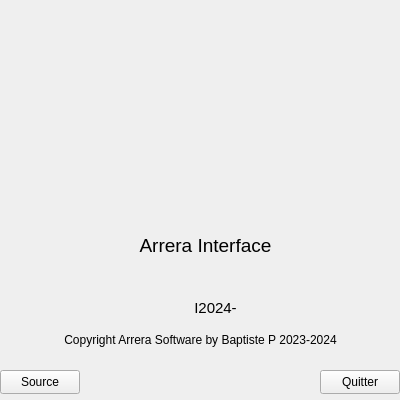
Before: the Qt Designer form carreraapropos.ui in Arrera-Software/Arrera-Interface, drawn with Qt 5.
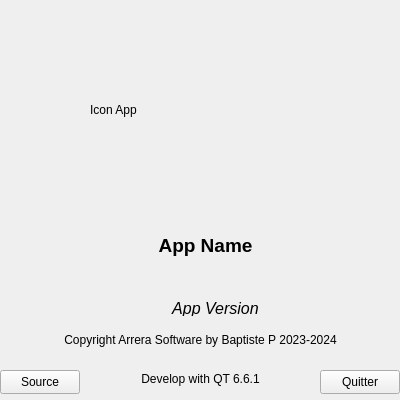
After: the same form once the commit is applied. Icons and pictures are not drawn.

Commit message: Mise a jour a propos

Patch:
```diff
--- a/carreraapropos.ui
+++ b/carreraapropos.ui
@@ -10,18 +10,6 @@
     <height>400</height>
    </rect>
   </property>
-  <property name="minimumSize">
-   <size>
-    <width>400</width>
-    <height>400</height>
-   </size>
-  </property>
-  <property name="maximumSize">
-   <size>
-    <width>400</width>
-    <height>400</height>
-   </size>
-  </property>
   <property name="windowTitle">
    <string>Arrera : A propos</string>
   </property>
@@ -29,7 +17,7 @@
    <widget class="QLabel" name="IDC_ICONAPP">
     <property name="geometry">
      <rect>
-      <x>100</x>
+      <x>90</x>
       <y>10</y>
       <width>200</width>
       <height>200</height>
@@ -48,13 +36,7 @@
      </size>
     </property>
     <property name="text">
-     <string/>
-    </property>
-    <property name="pixmap">
-     <pixmap resource="ArreraTheme.qrc">:/IconArrera/ArreraI2024.png</pixmap>
-    </property>
-    <property name="scaledContents">
-     <bool>true</bool>
+     <string>Icon App</string>
     </property>
    </widget>
    <widget class="QLabel" name="IDC_APPNAME">
@@ -69,10 +51,11 @@
     <property name="font">
      <font>
       <pointsize>14</pointsize>
+      <bold>true</bold>
      </font>
     </property>
     <property name="text">
-     <string>Arrera Interface</string>
+     <string>App Name</string>
     </property>
     <property name="alignment">
      <set>Qt::AlignCenter</set>
@@ -89,11 +72,12 @@
     </property>
     <property name="font">
      <font>
-      <pointsize>11</pointsize>
+      <pointsize>12</pointsize>
+      <italic>true</italic>
      </font>
     </property>
     <property name="text">
-     <string>I2024-</string>
+     <string>App Version</string>
     </property>
     <property name="alignment">
      <set>Qt::AlignCenter</set>
@@ -141,6 +125,22 @@
      <string>Source</string>
     </property>
    </widget>
+   <widget class="QLabel" name="label">
+    <property name="geometry">
+     <rect>
+      <x>90</x>
+      <y>370</y>
+      <width>221</width>
+      <height>18</height>
+     </rect>
+    </property>
+    <property name="text">
+     <string>Develop with QT 6.6.1</string>
+    </property>
+    <property name="alignment">
+     <set>Qt::AlignCenter</set>
+    </property>
+   </widget>
   </widget>
  </widget>
  <resources>
```
Left out of the diff: 6 changed lines with no effect on the pictures.
